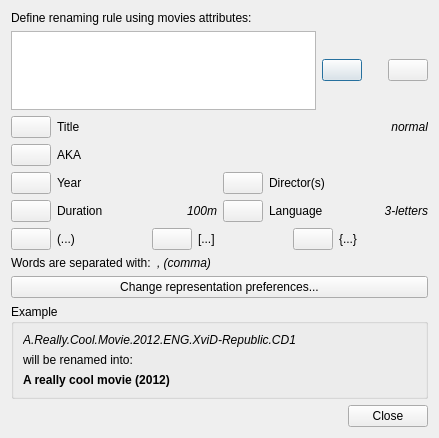
Qt form src/ui/renaming_rule_dialog.ui (albemala/almoviesrenamer) before a commit.
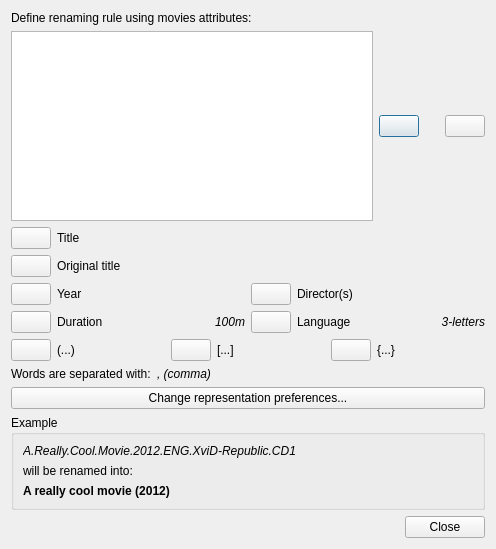
The same form after that commit. Icons and pictures are not drawn.

Patch:
```diff
--- a/src/ui/renaming_rule_dialog.ui
+++ b/src/ui/renaming_rule_dialog.ui
@@ -6,8 +6,8 @@
    <rect>
     <x>0</x>
     <y>0</y>
-    <width>439</width>
-    <height>438</height>
+    <width>496</width>
+    <height>549</height>
    </rect>
   </property>
   <property name="windowTitle">
@@ -242,32 +242,17 @@
        </property>
       </widget>
      </item>
-     <item row="0" column="5">
-      <widget class="QLabel" name="label_2">
-       <property name="font">
-        <font>
-         <italic>true</italic>
-        </font>
-       </property>
-       <property name="text">
-        <string>normal</string>
-       </property>
-       <property name="alignment">
-        <set>Qt::AlignRight|Qt::AlignTrailing|Qt::AlignVCenter</set>
-       </property>
-      </widget>
-     </item>
-     <item row="0" column="1" colspan="4">
+     <item row="0" column="1" colspan="5">
       <widget class="QLabel" name="label">
        <property name="text">
         <string>Title</string>
        </property>
       </widget>
      </item>
-     <item row="1" column="1" colspan="4">
+     <item row="1" column="1" colspan="5">
       <widget class="QLabel" name="label_3">
        <property name="text">
-        <string>AKA</string>
+        <string>Original title</string>
        </property>
       </widget>
      </item>
```
